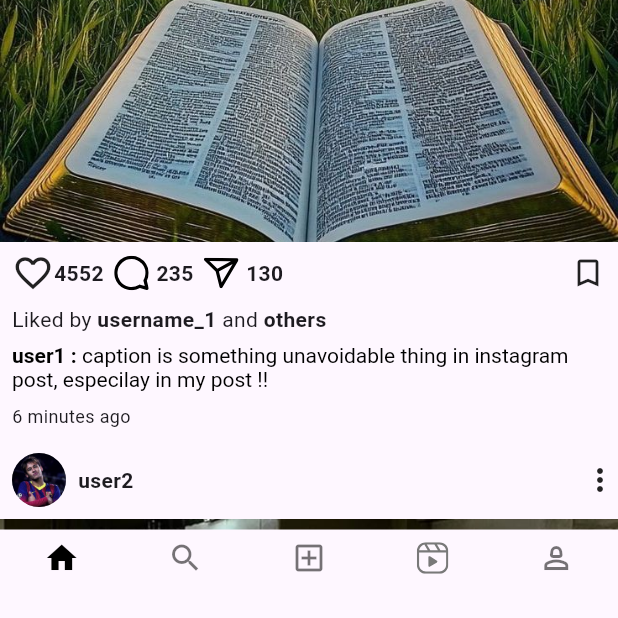
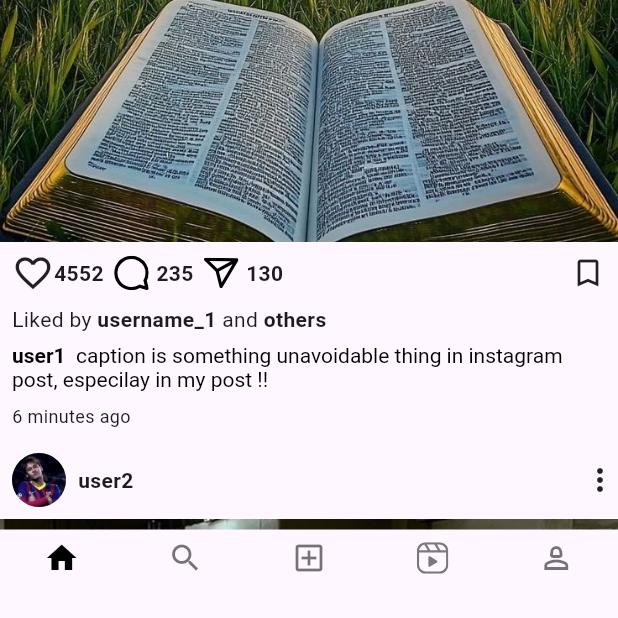
Before and after one commit to praveen0075/INSTA-UI, a Flutter app: the screen it shows after launch, scrolled down 56 dp, on a phone screen of 412 x 824 dp, the part 618-1236 px from its top. Run offline on Flutter 3.47's test engine with Material 3 defaults, Android fonts, the phone set to English and light mode, and no system bars; our stand-ins replace flutter_svg.

Commit message:
final commit

```diff
--- a/lib/utils/home_posts.dart
+++ b/lib/utils/home_posts.dart
@@ -88,7 +88,7 @@ class HomePosts extends StatelessWidget {
               style: TextStyle(color: Colors.black),
               children: [
                 TextSpan(
-                  text: "$userName : ",
+                  text: "$userName  ",
                   style: TextStyle(fontWeight: FontWeight.bold),
                 ),
 
```
